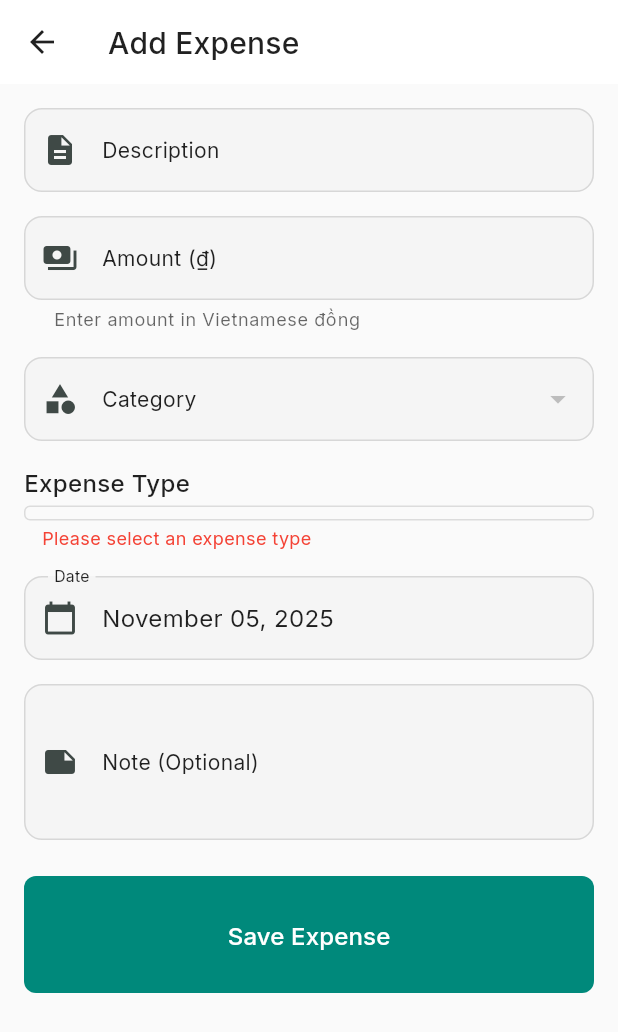
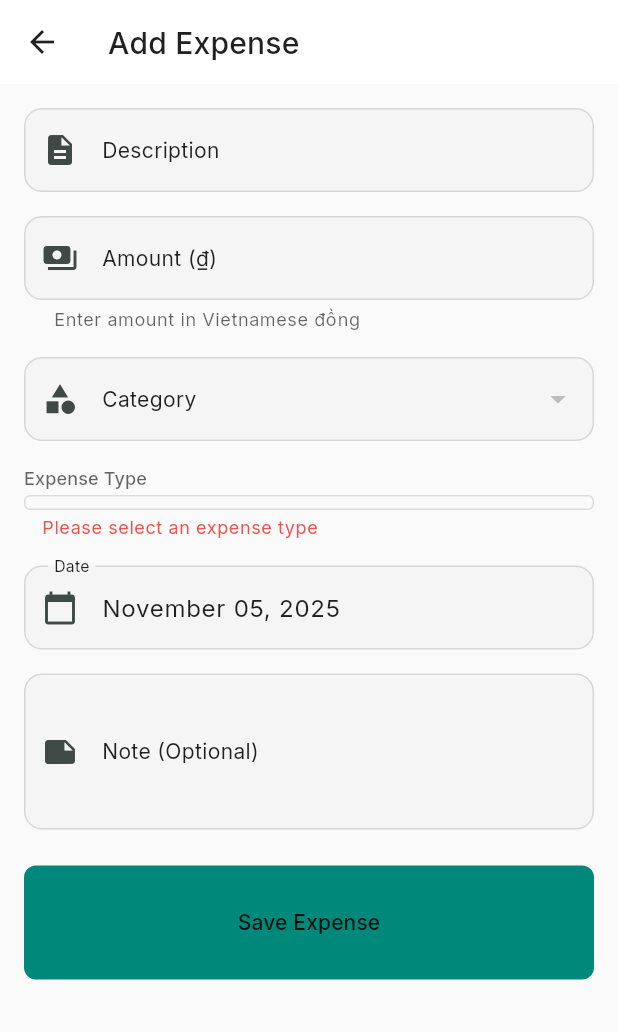
Before and after one commit to quoc48/expense_tracker, a Flutter app: the screen it shows once a user with an empty profile is signed in, after a tap on the "add" icon, on a phone screen of 412 x 824 dp. Shown: the top 1032 px of the screen. Run offline on Flutter 3.47's test engine with Material 3 defaults, Android fonts, the phone set to English and light mode, and no system bars; our stand-ins replace fl_chart, flutter_dotenv, google_fonts, shared_preferences, supabase_flutter; accounts and stored records are empty.

Commit message:
WIP: Phase 1 - Typography System Applied (90% complete)
Progress:
- ✅ Updated all 3 screen files (10 typography fixes)
- ✅ Updated all 6 widget files (26 typography fixes)
- ✅ Applied ComponentTextStyles throughout
- ✅ Applied AppTypography for currency
- ✅ Fixed syntax error in TrendsChart

Files modified:
- lib/screens/analytics_screen.dart (5 updates)
- lib/screens/add_expense_screen.dart (4 updates)
- lib/screens/settings_screen.dart (1 update)
- lib/widgets/summary_cards/monthly_overview_card.dart (11 updates)
- lib/widgets/summary_cards/type_breakdown_card.dart (4 updates)
- lib/widgets/category_chart.dart (3 updates)
- lib/widgets/trends_chart.dart (6 updates)
- lib/widgets/budget_alert_banner.dart (1 update)
- lib/widgets/settings/budget_setting_tile.dart (1 update)

Total: 36 hardcoded typography instances replaced

Remaining:
- [ ] Hot restart app (press R)
- [ ] Visual testing across all screens
- [ ] Dark mode verification
- [ ] Typography hierarchy validation

Next: Test and complete Phase 1

🤖 Generated with Claude Code

Co-Authored-By: Claude <noreply@anthropic.com>

```diff
--- a/lib/screens/add_expense_screen.dart
+++ b/lib/screens/add_expense_screen.dart
@@ -6,6 +6,7 @@ import '../models/expense.dart';
 import '../repositories/expense_repository.dart';
 import '../repositories/supabase_expense_repository.dart';
 import '../utils/currency_formatter.dart';
+import '../theme/typography/app_typography.dart';
 
 /// AddExpenseScreen: Form for creating new expenses OR editing existing ones (SIMPLIFIED - Phase 5.5.1)
 ///
@@ -257,12 +258,9 @@ class _AddExpenseScreenState extends State<AddExpenseScreen> {
                     const SizedBox(height: 16),
 
                     // Expense Type
-                    const Text(
+                    Text(
                       'Expense Type',
-                      style: TextStyle(
-                        fontSize: 16,
-                        fontWeight: FontWeight.w500,
-                      ),
+                      style: ComponentTextStyles.fieldLabel(Theme.of(context).textTheme),
                     ),
                     const SizedBox(height: 8),
                     SegmentedButton<String>(
@@ -286,11 +284,13 @@ class _AddExpenseScreenState extends State<AddExpenseScreen> {
                       },
                     ),
                     if (_selectedTypeVi == null)
-                      const Padding(
-                        padding: EdgeInsets.only(top: 8, left: 12),
+                      Padding(
+                        padding: const EdgeInsets.only(top: 8, left: 12),
                         child: Text(
                           'Please select an expense type',
-                          style: TextStyle(color: Colors.red, fontSize: 12),
+                          style: ComponentTextStyles.fieldError(Theme.of(context).textTheme).copyWith(
+                            color: Theme.of(context).colorScheme.error,
+                          ),
                         ),
                       ),
                     const SizedBox(height: 16),
@@ -306,7 +306,7 @@ class _AddExpenseScreenState extends State<AddExpenseScreen> {
                         ),
                         child: Text(
                           DateFormat('MMMM dd, yyyy').format(_selectedDate),
-                          style: const TextStyle(fontSize: 16),
+                          style: ComponentTextStyles.fieldInput(Theme.of(context).textTheme),
                         ),
                       ),
                     ),
@@ -333,7 +333,7 @@ class _AddExpenseScreenState extends State<AddExpenseScreen> {
                         padding: const EdgeInsets.all(16),
                         child: Text(
                           isEditing ? 'Update Expense' : 'Save Expense',
-                          style: const TextStyle(fontSize: 16),
+                          style: ComponentTextStyles.buttonPrimary(Theme.of(context).textTheme),
                         ),
                       ),
                     ),
--- a/lib/screens/analytics_screen.dart
+++ b/lib/screens/analytics_screen.dart
@@ -9,6 +9,7 @@ import '../widgets/trends_chart.dart';
 import '../widgets/summary_cards/monthly_overview_card.dart';
 import '../widgets/summary_cards/type_breakdown_card.dart';
 import '../providers/user_preferences_provider.dart';
+import '../theme/typography/app_typography.dart';
 
 /// AnalyticsScreen displays spending analytics with monthly summaries and charts.
 ///
@@ -158,9 +159,7 @@ class _AnalyticsScreenState extends State<AnalyticsScreen> {
             // Month display
             Text(
               monthFormat.format(_selectedMonth),
-              style: Theme.of(context).textTheme.titleLarge?.copyWith(
-                    fontWeight: FontWeight.w500,
-                  ),
+              style: Theme.of(context).textTheme.titleLarge,
             ),
 
             // Next month button (disabled if current month)
@@ -252,6 +251,8 @@ class _AnalyticsScreenState extends State<AnalyticsScreen> {
 
   /// Empty state when no expenses exist for the selected month
   Widget _buildEmptyState() {
+    final theme = Theme.of(context);
+
     return Card(
       child: Padding(
         padding: const EdgeInsets.all(40.0),
@@ -260,24 +261,17 @@ class _AnalyticsScreenState extends State<AnalyticsScreen> {
             Icon(
               Icons.insights_outlined,
               size: 64,
-              color: Colors.grey[400],
+              color: theme.colorScheme.onSurface.withValues(alpha: 0.38),
             ),
             const SizedBox(height: 16),
             Text(
               'No expenses this month',
-              style: TextStyle(
-                fontSize: 18,
-                fontWeight: FontWeight.w500,
-                color: Colors.grey[600],
-              ),
+              style: ComponentTextStyles.emptyTitle(theme.textTheme),
             ),
             const SizedBox(height: 8),
             Text(
               'Add some expenses to see analytics',
-              style: TextStyle(
-                fontSize: 14,
-                color: Colors.grey[500],
-              ),
+              style: ComponentTextStyles.emptyMessage(theme.textTheme),
             ),
           ],
         ),
@@ -309,9 +303,7 @@ class _AnalyticsScreenState extends State<AnalyticsScreen> {
                 const SizedBox(width: 8),
                 Text(
                   'Category Breakdown',
-                  style: Theme.of(context).textTheme.titleMedium?.copyWith(
-                        fontWeight: FontWeight.w500,
-                      ),
+                  style: Theme.of(context).textTheme.titleMedium,
                 ),
               ],
             ),
@@ -346,9 +338,7 @@ class _AnalyticsScreenState extends State<AnalyticsScreen> {
                 const SizedBox(width: 8),
                 Text(
                   'Spending Trends (Last 6 Months)',
-                  style: Theme.of(context).textTheme.titleMedium?.copyWith(
-                        fontWeight: FontWeight.w500,
-                      ),
+                  style: Theme.of(context).textTheme.titleMedium,
                 ),
               ],
             ),
--- a/lib/screens/settings_screen.dart
+++ b/lib/screens/settings_screen.dart
@@ -132,7 +132,6 @@ class SettingsScreen extends StatelessWidget {
         title,
         style: Theme.of(context).textTheme.titleSmall?.copyWith(
               color: Theme.of(context).colorScheme.primary,
-              fontWeight: FontWeight.w600,
             ),
       ),
     );
--- a/lib/widgets/budget_alert_banner.dart
+++ b/lib/widgets/budget_alert_banner.dart
@@ -1,4 +1,5 @@
 import 'package:flutter/material.dart';
+import '../theme/typography/app_typography.dart';
 
 /// Alert banner shown at the top of expense list when approaching or exceeding budget
 ///
@@ -163,10 +164,9 @@ class _BudgetAlertBannerState extends State<BudgetAlertBanner> {
           Expanded(
             child: Text(
               _message,
-              style: TextStyle(
+              style: ComponentTextStyles.alertMessage(Theme.of(context).textTheme).copyWith(
                 color: _borderColor.withValues(alpha: 0.9),
                 fontWeight: FontWeight.w500,
-                fontSize: 14,
               ),
             ),
           ),
--- a/lib/widgets/settings/budget_setting_tile.dart
+++ b/lib/widgets/settings/budget_setting_tile.dart
@@ -1,5 +1,6 @@
 import 'package:flutter/material.dart';
 import '../../utils/currency_formatter.dart';
+import '../../theme/typography/app_typography.dart';
 import 'budget_edit_dialog.dart';
 
 /// Budget setting tile that displays current budget and opens edit dialog
@@ -32,9 +33,8 @@ class BudgetSettingTile extends StatelessWidget {
           currentBudget,
           context: CurrencyContext.full,
         ),
-        style: const TextStyle(
-          fontWeight: FontWeight.w600,
-          fontSize: 16,
+        style: AppTypography.currencyMedium(
+          color: Theme.of(context).colorScheme.primary,
         ),
       ),
       trailing: const Icon(Icons.edit, color: Colors.grey),
--- a/lib/widgets/summary_cards/monthly_overview_card.dart
+++ b/lib/widgets/summary_cards/monthly_overview_card.dart
@@ -1,5 +1,6 @@
 import 'package:flutter/material.dart';
 import '../../utils/currency_formatter.dart';
+import '../../theme/typography/app_typography.dart';
 import 'summary_stat_card.dart';
 
 /// Unified card showing spending overview with budget context
@@ -133,7 +134,6 @@ class MonthlyOverviewCard extends StatelessWidget {
               Text(
                 'Monthly Overview',
                 style: theme.textTheme.titleMedium?.copyWith(
-                  fontWeight: FontWeight.w500,
                   color: theme.colorScheme.primary,
                 ),
               ),
@@ -156,18 +156,12 @@ class MonthlyOverviewCard extends StatelessWidget {
                         totalAmount,
                         context: CurrencyContext.full,
                       ),
-                      style: theme.textTheme.headlineLarge?.copyWith(
-                        fontWeight: FontWeight.bold,
-                        color: theme.colorScheme.primary,
-                        fontSize: 32,
-                      ),
+                      style: AppTypography.currencyLarge(color: theme.colorScheme.primary),
                     ),
                     const SizedBox(height: 4),
                     Text(
                       'Total Spending',
-                      style: theme.textTheme.bodyMedium?.copyWith(
-                        color: Colors.grey[600],
-                      ),
+                      style: ComponentTextStyles.cardTitle(theme.textTheme),
                     ),
                   ],
                 ),
@@ -188,8 +182,7 @@ class MonthlyOverviewCard extends StatelessWidget {
                     const SizedBox(width: 4),
                     Text(
                       statusText,
-                      style: TextStyle(
-                        fontSize: 12,
+                      style: theme.textTheme.labelSmall?.copyWith(
                         fontWeight: FontWeight.bold,
                         color: statusColor,
                       ),
@@ -212,14 +205,11 @@ class MonthlyOverviewCard extends StatelessWidget {
                 children: [
                   Text(
                     'Budget (${CurrencyFormatter.format(budgetAmount, context: CurrencyContext.compact)})',
-                    style: theme.textTheme.bodySmall?.copyWith(
-                      color: Colors.grey[600],
-                      fontWeight: FontWeight.w500,
-                    ),
+                    style: theme.textTheme.bodySmall,
                   ),
                   Text(
                     '${_percentageUsed.toStringAsFixed(1)}%',
-                    style: theme.textTheme.bodySmall?.copyWith(
+                    style: theme.textTheme.labelSmall?.copyWith(
                       color: statusColor,
                       fontWeight: FontWeight.bold,
                     ),
@@ -263,10 +253,7 @@ class MonthlyOverviewCard extends StatelessWidget {
                         const SizedBox(width: 4),
                         Text(
                           'Remaining',
-                          style: theme.textTheme.bodySmall?.copyWith(
-                            color: Colors.grey[600],
-                            fontWeight: FontWeight.w500,
-                          ),
+                          style: theme.textTheme.bodySmall,
                         ),
                       ],
                     ),
@@ -276,8 +263,7 @@ class MonthlyOverviewCard extends StatelessWidget {
                         _remainingAmount.abs(),
                         context: CurrencyContext.compact,
                       ),
-                      style: theme.textTheme.titleMedium?.copyWith(
-                        fontWeight: FontWeight.bold,
+                      style: AppTypography.currencyMedium(
                         color: _remainingAmount >= 0
                             ? Colors.green
                             : Colors.red,
@@ -308,10 +294,7 @@ class MonthlyOverviewCard extends StatelessWidget {
                         Flexible(
                           child: Text(
                             'Previous',
-                            style: theme.textTheme.bodySmall?.copyWith(
-                              color: Colors.grey[600],
-                              fontWeight: FontWeight.w500,
-                            ),
+                            style: theme.textTheme.bodySmall,
                             overflow: TextOverflow.ellipsis,
                           ),
                         ),
@@ -326,8 +309,7 @@ class MonthlyOverviewCard extends StatelessWidget {
                             previousMonthAmount,
                             context: CurrencyContext.compact,
                           ),
-                          style: theme.textTheme.titleMedium?.copyWith(
-                            fontWeight: FontWeight.bold,
+                          style: AppTypography.currencyMedium(
                             color: theme.colorScheme.primary,
                           ),
                         ),
@@ -346,7 +328,7 @@ class MonthlyOverviewCard extends StatelessWidget {
                                 const SizedBox(width: 2),
                                 Text(
                                   '${percentageChange.abs().toStringAsFixed(1)}%',
-                                  style: TextStyle(
+                                  style: theme.textTheme.labelSmall?.copyWith(
                                     fontSize: 10,
                                     color: trendColor,
                                     fontWeight: FontWeight.bold,
--- a/lib/widgets/summary_cards/type_breakdown_card.dart
+++ b/lib/widgets/summary_cards/type_breakdown_card.dart
@@ -1,4 +1,5 @@
 import 'package:flutter/material.dart';
+import '../../theme/typography/app_typography.dart';
 import 'summary_stat_card.dart';
 
 /// Card showing expense breakdown by type (Phải chi, Phát sinh, Lãng phí)
@@ -56,7 +57,7 @@ class TypeBreakdownCard extends StatelessWidget {
             const SizedBox(height: 8),
             Text(
               'No spending data',
-              style: TextStyle(color: Colors.grey[600]),
+              style: ComponentTextStyles.emptyMessage(Theme.of(context).textTheme),
             ),
           ],
         ),
@@ -75,9 +76,7 @@ class TypeBreakdownCard extends StatelessWidget {
               Flexible(
                 child: Text(
                   'Type Breakdown',
-                  style: theme.textTheme.titleSmall?.copyWith(
-                    fontWeight: FontWeight.w600,
-                  ),
+                  style: theme.textTheme.titleSmall,
                   overflow: TextOverflow.ellipsis,
                 ),
               ),
@@ -106,16 +105,14 @@ class TypeBreakdownCard extends StatelessWidget {
                       Flexible(
                         child: Text(
                           typeNameVi,
-                          style: theme.textTheme.bodySmall?.copyWith(
-                            fontWeight: FontWeight.w500,
-                          ),
+                          style: theme.textTheme.bodySmall,
                           overflow: TextOverflow.ellipsis,
                         ),
                       ),
                       const SizedBox(width: 6),
                       Text(
                         '${percentage.toStringAsFixed(0)}%',  // Show as "50%"
-                        style: theme.textTheme.bodySmall?.copyWith(
+                        style: theme.textTheme.labelSmall?.copyWith(
                           color: color,
                           fontWeight: FontWeight.bold,
                         ),
```
Also changed, not shown: lib/widgets/category_chart.dart (+7 -9 lines), lib/widgets/trends_chart.dart (+12 -17 lines).
